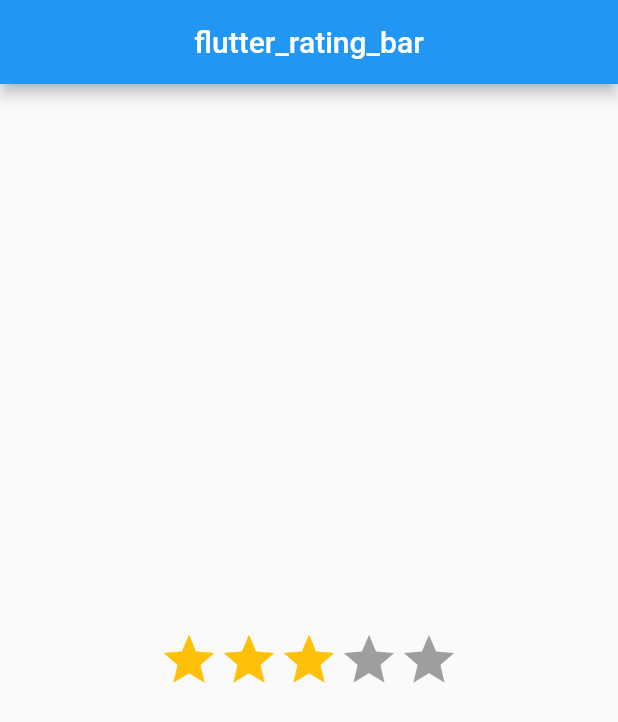
After one commit to nobushiueshi/flutter_widget_of_the_week, a Flutter app: the SamplePage130 screen opened directly, on a phone screen of 412 x 824 dp. The commit adds this screen. Shown: the top 722 px of the screen. Run offline on Flutter 3.47's test engine with Material 2 defaults, Android fonts, the phone set to English and light mode, and no system bars; drawn by our look-alikes of flutter_rating_bar; our stand-ins replace animated_text_kit, badges, cached_network_image, connectivity_plus, device_info_plus, flutter_slidable and 8 more; missing offline and left inert: mason; accounts and stored records are empty.

Commit message:
#130 flutter_rating_barを追加.

```diff
--- /dev/null
+++ b/lib/presentation/pages/sample/sample130_page_data_list.dart
@@ -0,0 +1,9 @@
+import 'package:flutter_widget_of_the_week/presentation/pages/sample/sample_page_data.dart';
+import 'package:flutter_widget_of_the_week/presentation/pages/sample130/sample_page_130.dart';
+
+final sample130PageDataList = <SamplePageData>[
+  SamplePageData(
+    name: '#130 flutter_rating_bar',
+    widget: const SamplePage130(),
+  ),
+];
--- a/lib/presentation/pages/sample/sample_page_data_list.dart
+++ b/lib/presentation/pages/sample/sample_page_data_list.dart
@@ -11,9 +11,11 @@ import 'package:flutter_widget_of_the_week/presentation/pages/sample/sample090_p
 import 'package:flutter_widget_of_the_week/presentation/pages/sample/sample100_page_data_list.dart';
 import 'package:flutter_widget_of_the_week/presentation/pages/sample/sample110_page_data_list.dart';
 import 'package:flutter_widget_of_the_week/presentation/pages/sample/sample120_page_data_list.dart';
+import 'package:flutter_widget_of_the_week/presentation/pages/sample/sample130_page_data_list.dart';
 import 'package:flutter_widget_of_the_week/presentation/pages/sample/sample_page_data.dart';
 
 final samplePageDataList = <SamplePageData>[
+  ...sample130PageDataList,
   ...sample120PageDataList,
   ...sample110PageDataList,
   ...sample100PageDataList,
--- /dev/null
+++ b/lib/presentation/pages/sample130/sample_page_130.dart
@@ -0,0 +1,45 @@
+import 'package:flutter/material.dart';
+import 'package:flutter_rating_bar/flutter_rating_bar.dart';
+
+class SamplePage130 extends StatefulWidget {
+  const SamplePage130({
+    super.key,
+  });
+
+  @override
+  State<SamplePage130> createState() => _SamplePage130State();
+}
+
+class _SamplePage130State extends State<SamplePage130> {
+  @override
+  Widget build(BuildContext context) {
+    return Scaffold(
+      appBar: AppBar(
+        title: const Text('flutter_rating_bar'),
+        centerTitle: true,
+      ),
+      body: SafeArea(
+        child: Center(
+          child: RatingBar(
+            minRating: 1,
+            maxRating: 5,
+            initialRating: 3,
+            glow: false,
+            onRatingUpdate: (value) {},
+            ratingWidget: RatingWidget(
+              full: const Icon(
+                Icons.star,
+                color: Colors.amber,
+              ),
+              half: const Icon(Icons.star),
+              empty: const Icon(
+                Icons.star,
+                color: Colors.grey,
+              ),
+            ),
+          ),
+        ),
+      ),
+    );
+  }
+}
--- a/pubspec.yaml
+++ b/pubspec.yaml
@@ -44,6 +44,7 @@ dependencies:
   device_info_plus: ^4.1.2
   flutter:
     sdk: flutter
+  flutter_rating_bar: ^4.0.1
   flutter_slidable: ^2.0.0
   font_awesome_flutter: ^10.2.1
   freezed_annotation: ^2.1.0
```
Also changed, not shown: pubspec.lock, 1 other file.
